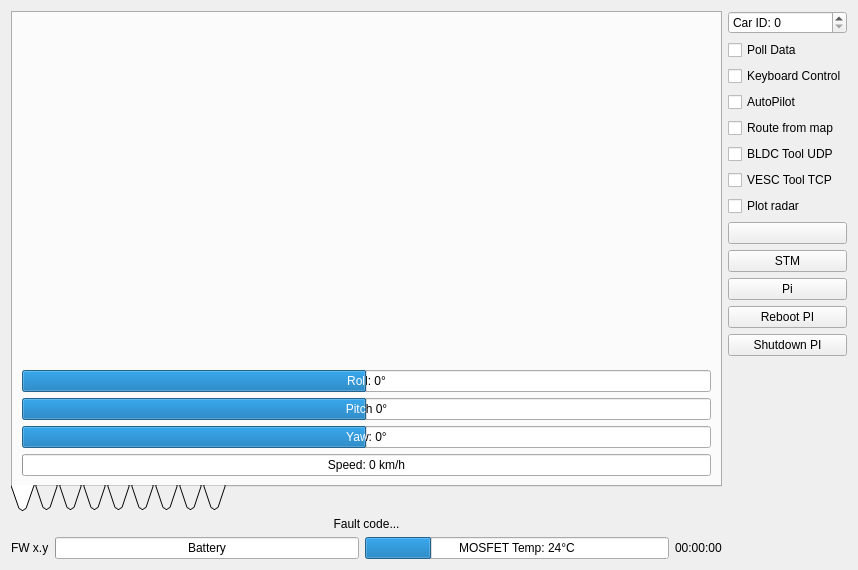
Old version of the form Linux/RControlStation/carinterface.ui in the repository vedderb/rise_sdvp.
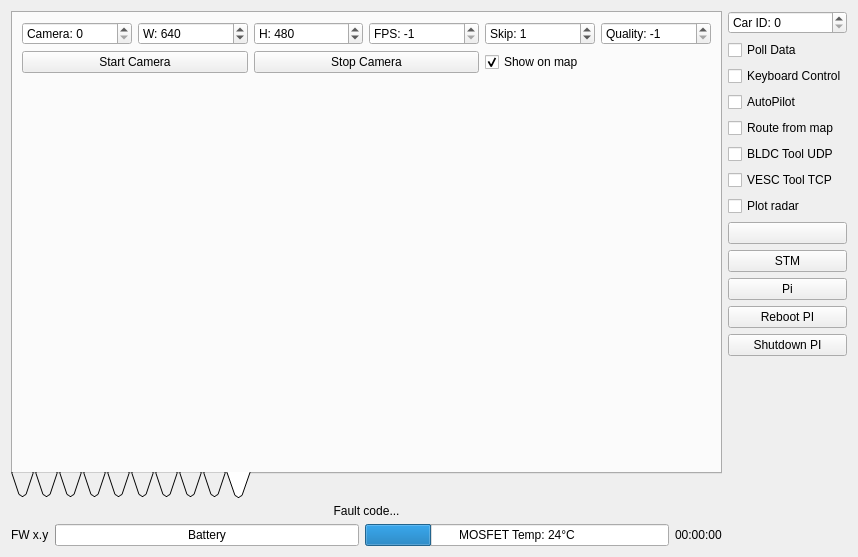
New version of the form. The open tabs and pages were chosen to show the change. Icons and pictures are not drawn. Custom widgets are drawn as their Qt base class.

Commit message: Added camera support in Car_Client and RControlStation

What changed in the file:
```diff
--- a/Linux/RControlStation/carinterface.ui
+++ b/Linux/RControlStation/carinterface.ui
@@ -7,7 +7,7 @@
     <x>0</x>
     <y>0</y>
     <width>858</width>
-    <height>570</height>
+    <height>557</height>
    </rect>
   </property>
   <property name="windowTitle">
@@ -1724,6 +1724,164 @@
          </item>
         </layout>
        </widget>
+       <widget class="QWidget" name="tab_7">
+        <attribute name="icon">
+         <iconset resource="resources.qrc">
+          <normaloff>:/models/Icons/Google Images-96.png</normaloff>:/models/Icons/Google Images-96.png</iconset>
+        </attribute>
+        <attribute name="title">
+         <string/>
+        </attribute>
+        <attribute name="toolTip">
+         <string>Video Stream</string>
+        </attribute>
+        <layout class="QVBoxLayout" name="verticalLayout_11">
+         <item>
+          <layout class="QGridLayout" name="gridLayout_2">
+           <item row="0" column="0">
+            <widget class="QSpinBox" name="camCamBox">
+             <property name="toolTip">
+              <string>Camera to use, in case multiple cameras are present.</string>
+             </property>
+             <property name="prefix">
+              <string>Camera: </string>
+             </property>
+            </widget>
+           </item>
+           <item row="0" column="1">
+            <widget class="QSpinBox" name="camWidthBox">
+             <property name="toolTip">
+              <string>Width, -1 for default value</string>
+             </property>
+             <property name="prefix">
+              <string>W: </string>
+             </property>
+             <property name="minimum">
+              <number>-1</number>
+             </property>
+             <property name="maximum">
+              <number>3000</number>
+             </property>
+             <property name="value">
+              <number>640</number>
+             </property>
+            </widget>
+           </item>
+           <item row="0" column="2">
+            <widget class="QSpinBox" name="camHeightBox">
+             <property name="toolTip">
+              <string>Height, -1 for default value</string>
+             </property>
+             <property name="prefix">
+              <string>H: </string>
+             </property>
+             <property name="minimum">
+              <number>-1</number>
+             </property>
+             <property name="maximum">
+              <number>3000</number>
+             </property>
+             <property name="value">
+              <number>480</number>
+             </property>
+            </widget>
+           </item>
+           <item row="0" column="3">
+            <widget class="QSpinBox" name="camFpsBox">
+             <property name="toolTip">
+              <string>Framerate, -1 for default value</string>
+             </property>
+             <property name="prefix">
+              <string>FPS: </string>
+             </property>
+             <property name="minimum">
+              <number>-1</number>
+             </property>
+             <property name="maximum">
+              <number>999</number>
+             </property>
+             <property name="value">
+              <number>-1</number>
+             </property>
+            </widget>
+           </item>
+           <item row="0" column="4">
+            <widget class="QSpinBox" name="camSkipBox">
+             <property name="toolTip">
+              <string>Skip frames this often (divide FPS by this number). Useful for cameras that don't support low framerates.</string>
+             </property>
+             <property name="prefix">
+              <string>Skip: </string>
+             </property>
+             <property name="value">
+              <number>1</number>
+             </property>
+            </widget>
+           </item>
+           <item row="0" column="5">
+            <widget class="QSpinBox" name="camQualityBox">
+             <property name="toolTip">
+              <string>JPG compression quality, rance 0 to 100, -1 for default value</string>
+             </property>
+             <property name="prefix">
+              <string>Quality: </string>
+             </property>
+             <property name="minimum">
+              <number>-1</number>
+             </property>
+             <property name="maximum">
+              <number>100</number>
+             </property>
+             <property name="value">
+              <number>-1</number>
+             </property>
+            </widget>
+           </item>
+           <item row="1" column="0" colspan="2">
+            <widget class="QPushButton" name="camStartButton">
+             <property name="text">
+              <string>Start Camera</string>
+             </property>
+            </widget>
+           </item>
+           <item row="1" column="2" colspan="2">
+            <widget class="QPushButton" name="camStopButton">
+             <property name="text">
+              <string>Stop Camera</string>
+             </property>
+            </widget>
+           </item>
+           <item row="1" column="4" colspan="2">
+            <widget class="QCheckBox" name="camShowMapBox">
+             <property name="text">
+              <string>Show on map</string>
+             </property>
+             <property name="checked">
+              <bool>true</bool>
+             </property>
+            </widget>
+           </item>
+          </layout>
+         </item>
+         <item>
+          <widget class="ImageWidget" name="camWidget" native="true">
+           <property name="sizePolicy">
+            <sizepolicy hsizetype="Preferred" vsizetype="MinimumExpanding">
+             <horstretch>0</horstretch>
+             <verstretch>0</verstretch>
+            </sizepolicy>
+           </property>
+          </widget>
+         </item>
+         <item>
+          <widget class="QLabel" name="camInfoLabel">
+           <property name="text">
+            <string/>
+           </property>
+          </widget>
+         </item>
+        </layout>
+       </widget>
       </widget>
      </item>
      <item>
@@ -1966,6 +2124,12 @@
    <extends>QLineEdit</extends>
    <header>historylineedit.h</header>
   </customwidget>
+  <customwidget>
+   <class>ImageWidget</class>
+   <extends>QWidget</extends>
+   <header>imagewidget.h</header>
+   <container>1</container>
+  </customwidget>
  </customwidgets>
  <resources>
   <include location="resources.qrc"/>
```
The commit also changes 23 other files.
